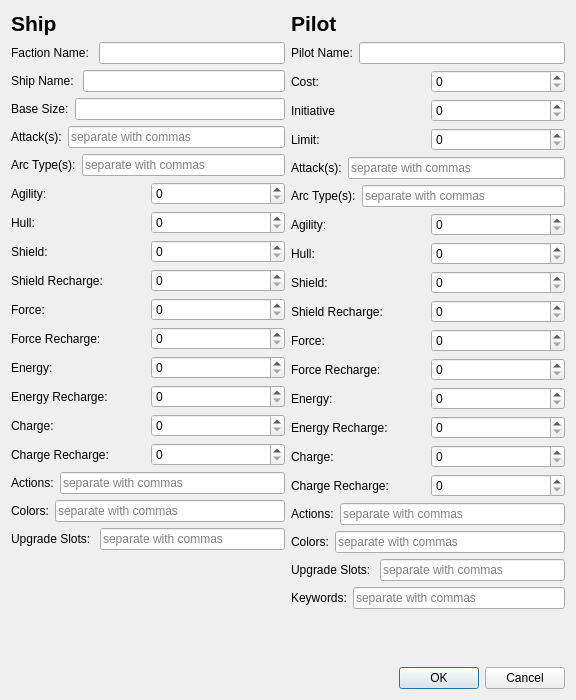
Above: qt_designer/definition_form.ui from flipperlord/x-wing-squad-builder before the change. Below: the same form after it.
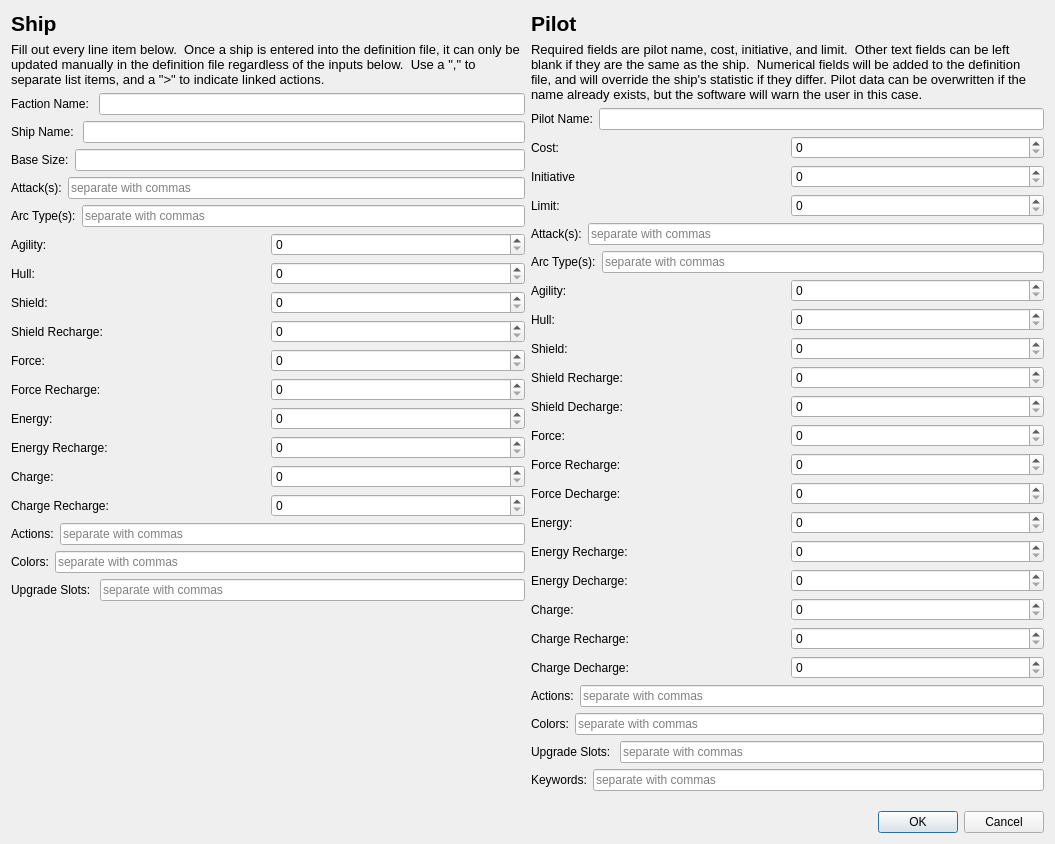
That is the form after the change. Icons and pictures are not drawn.

Commit message: Updated definition form and now look for jpg pilot images

```diff
--- a/qt_designer/definition_form.ui
+++ b/qt_designer/definition_form.ui
@@ -6,8 +6,8 @@
    <rect>
     <x>0</x>
     <y>0</y>
-    <width>576</width>
-    <height>700</height>
+    <width>1055</width>
+    <height>844</height>
    </rect>
   </property>
   <property name="windowTitle">
@@ -37,6 +37,22 @@
            </property>
           </widget>
          </item>
+         <item>
+          <widget class="QLabel" name="label_37">
+           <property name="font">
+            <font>
+             <pointsize>10</pointsize>
+             <bold>false</bold>
+            </font>
+           </property>
+           <property name="text">
+            <string>Fill out every line item below.  Once a ship is entered into the definition file, it can only be updated manually in the definition file regardless of the inputs below.  Use a &quot;,&quot; to separate list items, and a &quot;&gt;&quot; to indicate linked actions.</string>
+           </property>
+           <property name="wordWrap">
+            <bool>true</bool>
+           </property>
+          </widget>
+         </item>
          <item>
           <layout class="QHBoxLayout" name="horizontalLayout">
            <item>
@@ -387,6 +403,22 @@
            </property>
           </widget>
          </item>
+         <item>
+          <widget class="QLabel" name="label_42">
+           <property name="font">
+            <font>
+             <pointsize>10</pointsize>
+             <bold>false</bold>
+            </font>
+           </property>
+           <property name="text">
+            <string>Required fields are pilot name, cost, initiative, and limit.  Other text fields can be left blank if they are the same as the ship.  Numerical fields will be added to the definition file, and will override the ship's statistic if they differ. Pilot data can be overwritten if the name already exists, but the software will warn the user in this case.</string>
+           </property>
+           <property name="wordWrap">
+            <bool>true</bool>
+           </property>
+          </widget>
+         </item>
          <item>
           <layout class="QHBoxLayout" name="horizontalLayout_20">
            <item>
@@ -418,7 +450,11 @@
             </widget>
            </item>
            <item>
-            <widget class="QSpinBox" name="cost_spinbox"/>
+            <widget class="QSpinBox" name="cost_spinbox">
+             <property name="maximum">
+              <number>9999</number>
+             </property>
+            </widget>
            </item>
           </layout>
          </item>
@@ -550,6 +586,20 @@
            </item>
           </layout>
          </item>
+         <item>
+          <layout class="QHBoxLayout" name="horizontalLayout_42">
+           <item>
+            <widget class="QLabel" name="label_45">
+             <property name="text">
+              <string>Shield Decharge:</string>
+             </property>
+            </widget>
+           </item>
+           <item>
+            <widget class="QSpinBox" name="pilot_shield_decharge_spinbox"/>
+           </item>
+          </layout>
+         </item>
          <item>
           <layout class="QVBoxLayout" name="verticalLayout_11">
            <item>
@@ -582,6 +632,20 @@
            </item>
           </layout>
          </item>
+         <item>
+          <layout class="QHBoxLayout" name="horizontalLayout_43">
+           <item>
+            <widget class="QLabel" name="label_46">
+             <property name="text">
+              <string>Force Decharge:</string>
+             </property>
+            </widget>
+           </item>
+           <item>
+            <widget class="QSpinBox" name="pilot_force_decharge_spinbox"/>
+           </item>
+          </layout>
+         </item>
          <item>
           <layout class="QVBoxLayout" name="verticalLayout_12">
            <item>
@@ -614,6 +678,20 @@
            </item>
           </layout>
          </item>
+         <item>
+          <layout class="QHBoxLayout" name="horizontalLayout_44">
+           <item>
+            <widget class="QLabel" name="label_47">
+             <property name="text">
+              <string>Energy Decharge: </string>
+             </property>
+            </widget>
+           </item>
+           <item>
+            <widget class="QSpinBox" name="pilot_energy_decharge_spinbox"/>
+           </item>
+          </layout>
+         </item>
          <item>
           <layout class="QVBoxLayout" name="verticalLayout_13">
            <item>
@@ -646,6 +724,20 @@
            </item>
           </layout>
          </item>
+         <item>
+          <layout class="QHBoxLayout" name="horizontalLayout_45">
+           <item>
+            <widget class="QLabel" name="label_48">
+             <property name="text">
+              <string>Charge Decharge:</string>
+             </property>
+            </widget>
+           </item>
+           <item>
+            <widget class="QSpinBox" name="pilot_charge_decharge_spinbox"/>
+           </item>
+          </layout>
+         </item>
          <item>
           <layout class="QVBoxLayout" name="verticalLayout_14">
            <item>
```
The commit also changes 2 other files.
